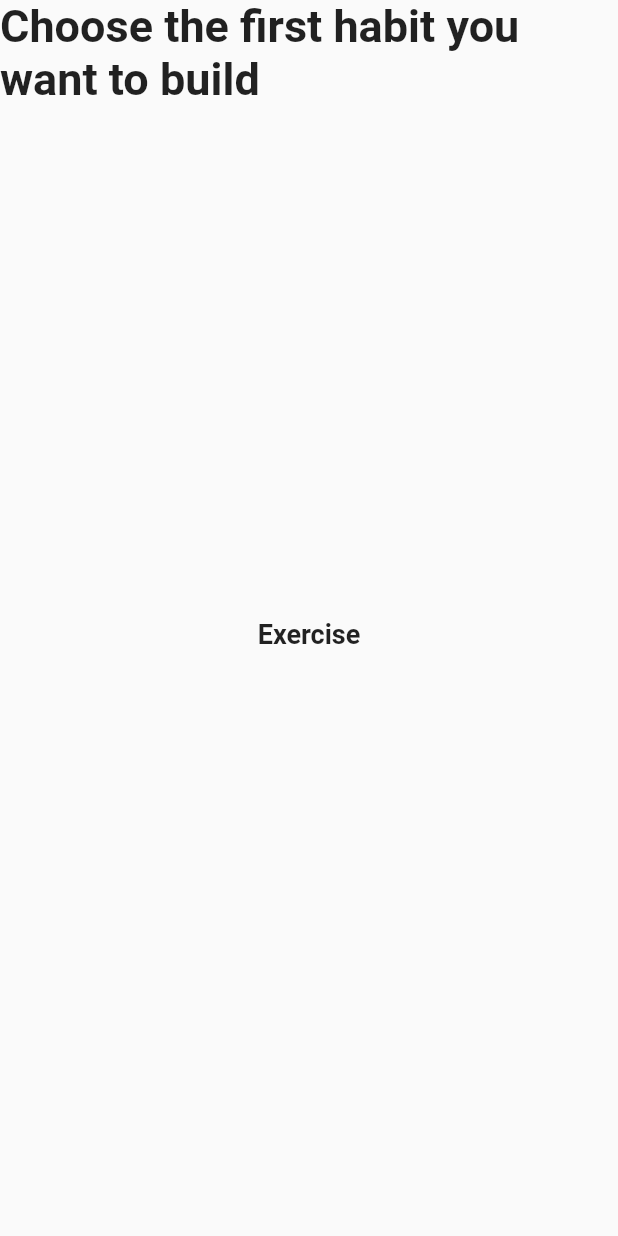
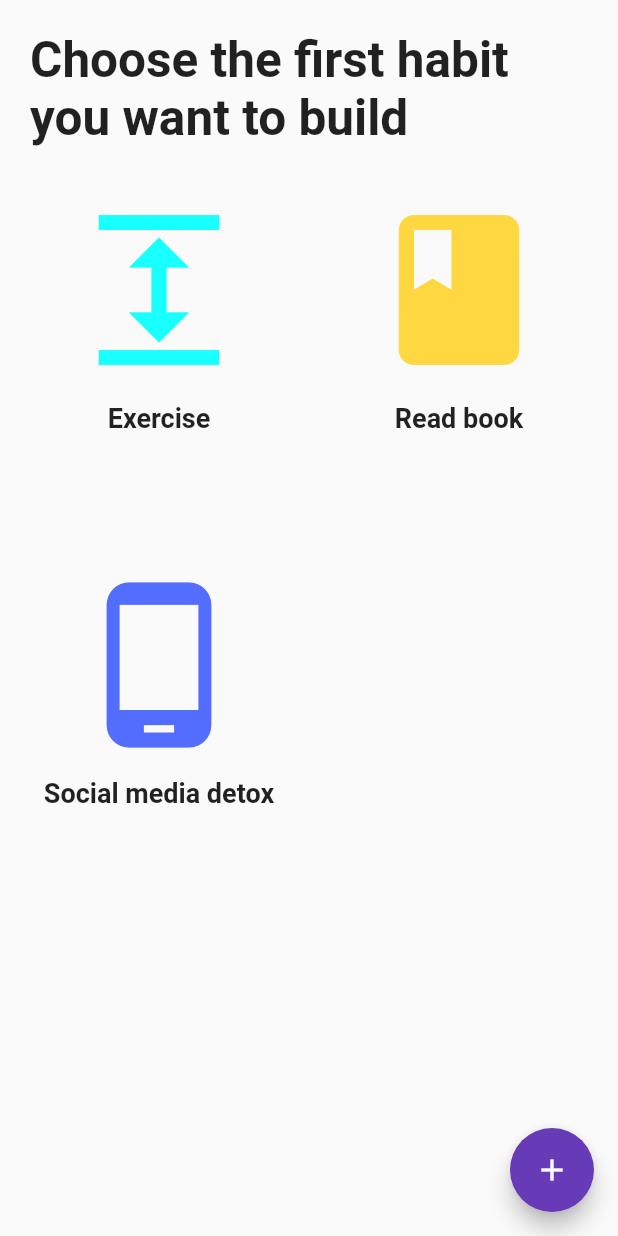
Before and after one commit to bininebro/exciting-projects, a Flutter app: the MainPage screen opened directly, on a phone screen of 412 x 824 dp. Run offline on Flutter 3.47's test engine with Material 2 defaults, Android fonts, the phone set to English and light mode, and no system bars.

Commit message:
More widgets added

```diff
--- a/habbits-app/lib/mvc/view/mainPage.dart
+++ /dev/null
@@ -1,44 +0,0 @@
-import 'package:flutter/material.dart';
-
-class MainPage extends StatelessWidget {
-  const MainPage({Key? key}) : super(key: key);
-
-  @override
-  Widget build(BuildContext context) {
-    var height = MediaQuery.of(context).size.height / 2 - 20;
-    return Column(
-      children: [
-        const Text(
-          'Choose the first habit you want to build',
-          style: TextStyle(
-            fontSize: 30,
-            fontWeight: FontWeight.bold,
-          ),
-        ),
-        Wrap(
-          children: [
-            Container(
-              height: height,
-              width: 200,
-              child: Column(
-                children: [
-                  Container(
-                    height: height - 50,
-                    width: 180,
-                  ),
-                  const Text(
-                    'Exercise',
-                    style: TextStyle(
-                      fontWeight: FontWeight.bold,
-                      fontSize: 18,
-                    ),
-                  )
-                ],
-              ),
-            ),
-          ],
-        ),
-      ],
-    );
-  }
-}
--- /dev/null
+++ b/habbits-app/lib/mvc/view/start_page.dart
@@ -0,0 +1,69 @@
+import 'package:flutter/material.dart';
+import 'package:habits_app/mvc/view/widgets/show_habits.dart';
+
+import 'main_static_page.dart';
+
+class MainPage extends StatelessWidget {
+  const MainPage({Key? key}) : super(key: key);
+
+  @override
+  Widget build(BuildContext context) {
+    var height = MediaQuery.of(context).size.height / 2 - 20;
+    return SafeArea(
+      child: Scaffold(
+        body: Column(
+          children: [
+            const Padding(
+              padding: EdgeInsets.all(20.0),
+              child: Text(
+                'Choose the first habit you want to build',
+                style: TextStyle(
+                  fontSize: 33,
+                  fontWeight: FontWeight.bold,
+                ),
+              ),
+            ),
+            Wrap(
+              children: const [
+                ShowHabits(
+                  text: 'Exercise',
+                  child: Icon(
+                    Icons.expand,
+                    color: Colors.cyanAccent,
+                    size: 120,
+                  ),
+                ),
+                ShowHabits(
+                  text: 'Read book',
+                  child: Icon(
+                    Icons.book,
+                    color: Colors.amberAccent,
+                    size: 120,
+                  ),
+                ),
+                ShowHabits(
+                  text: 'Social media detox',
+                  child: Icon(
+                    Icons.phone_android,
+                    color: Colors.indigoAccent,
+                    size: 120,
+                  ),
+                ),
+              ],
+            ),
+          ],
+        ),
+        floatingActionButton: FloatingActionButton(
+          onPressed: () {
+            Navigator.push(
+                context,
+                MaterialPageRoute(
+                    builder: (context) => const MainStaticPage()));
+          },
+          backgroundColor: Colors.deepPurple,
+          child: const Icon(Icons.add),
+        ),
+      ),
+    );
+  }
+}
--- /dev/null
+++ b/habbits-app/lib/mvc/view/widgets/show_habits.dart
@@ -0,0 +1,28 @@
+import 'package:flutter/material.dart';
+
+class ShowHabits extends StatelessWidget {
+  final Widget child;
+  final String text;
+  const ShowHabits({Key? key, required this.child, required this.text})
+      : super(key: key);
+
+  @override
+  Widget build(BuildContext context) {
+    return SizedBox(
+      height: 250,
+      width: 200,
+      child: Column(
+        children: [
+          SizedBox(height: 150, width: 180, child: child),
+          Text(
+            text,
+            style: const TextStyle(
+              fontWeight: FontWeight.bold,
+              fontSize: 18,
+            ),
+          )
+        ],
+      ),
+    );
+  }
+}
```
Also changed, not shown: habbits-app/lib/main.dart (+32 -14 lines), habbits-app/lib/mvc/view/main_static_page.dart (added, +45 -0 lines), habbits-app/lib/mvc/view/widgets/strike_widget.dart (added, +37 -0 lines).
